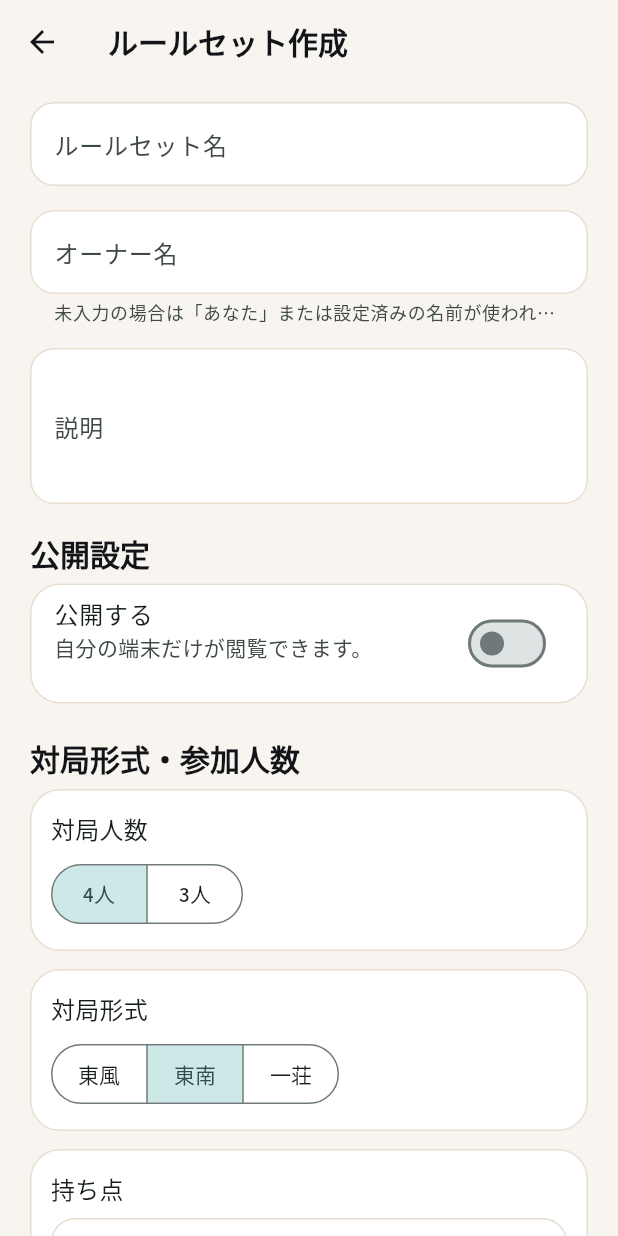
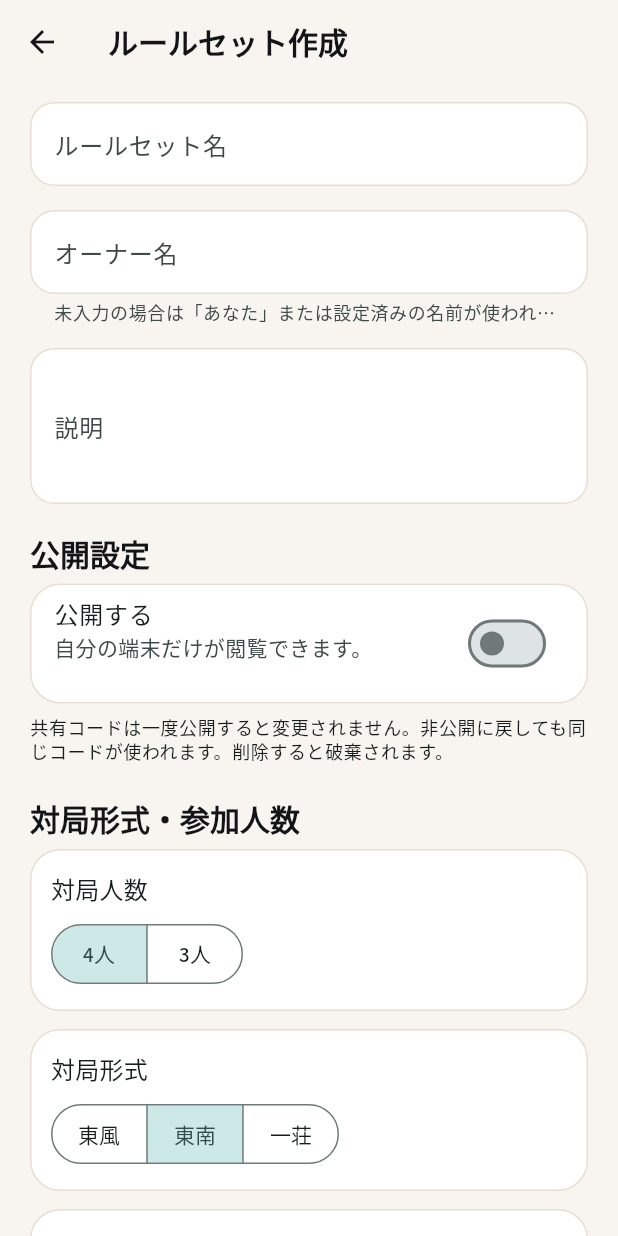
Before and after one commit to olaf86/mahjong-mate, a Flutter app: the RuleSetEditScreen screen opened directly, on a phone screen of 412 x 824 dp. Run offline on Flutter 3.47's test engine with Material 3 defaults, Android fonts, the phone set to English and light mode, and no system bars; our stand-ins replace app_links, cloud_firestore, firebase_auth, firebase_core, flutter_riverpod, go_router and 4 more; accounts and stored records are empty; network calls fail.

Commit message:
docs: clarify share code persistence

```diff
--- a/lib/features/rulesets/presentation/rule_set_detail_screen.dart
+++ b/lib/features/rulesets/presentation/rule_set_detail_screen.dart
@@ -182,6 +182,11 @@ class _HeaderCard extends StatelessWidget {
                 value: shareUrl,
                 onCopy: () => _copyText(context, shareUrl),
                 onShare: () => Share.share(shareUrl),
+              ),
+              const SizedBox(height: 8),
+              Text(
+                '共有コードは一度公開すると変更されません。非公開に戻しても同じコードが使われます。',
+                style: Theme.of(context).textTheme.bodySmall,
               ),
               const SizedBox(height: 16),
               Center(
--- a/lib/features/rulesets/presentation/rule_set_edit_screen.dart
+++ b/lib/features/rulesets/presentation/rule_set_edit_screen.dart
@@ -204,6 +204,11 @@ class _RuleSetEditScreenState extends ConsumerState<RuleSetEditScreen> {
                 });
               },
             ),
+          ),
+          const SizedBox(height: 8),
+          Text(
+            '共有コードは一度公開すると変更されません。非公開に戻しても同じコードが使われます。削除すると破棄されます。',
+            style: Theme.of(context).textTheme.bodySmall,
           ),
           const SizedBox(height: 24),
           Text('対局形式・参加人数', style: Theme.of(context).textTheme.titleLarge),
```
